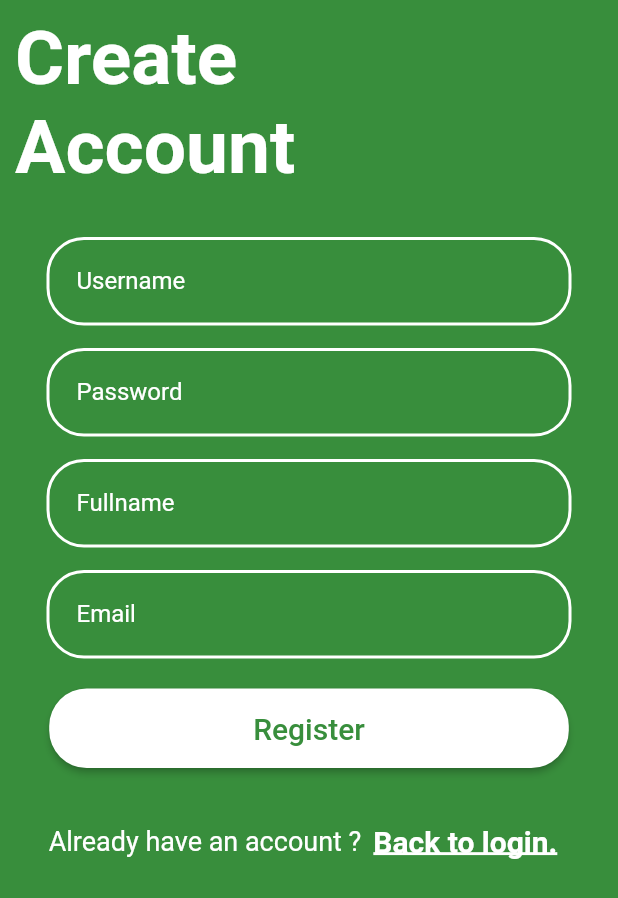
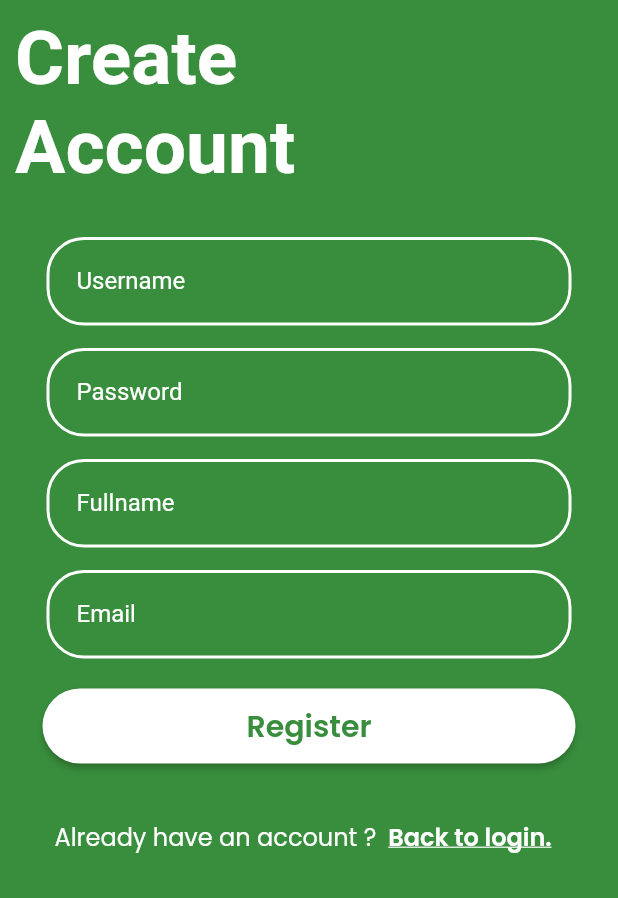
Before and after one commit to kotic03062543/MiniProjeckPlant, a Flutter app: the LoginRegis screen opened directly, after a tap on "Sign up", on a phone screen of 412 x 824 dp. Shown: the top 898 px of the screen. Run offline on Flutter 3.47's test engine with Material 2 defaults, Android fonts, the phone set to English and light mode, and no system bars; our stand-ins replace animated_splash_screen, dots_indicator, fluttertoast, font_awesome_flutter, form_field_validator, get and 5 more; Roboto replaces fonts that are missing (Kanit).

Commit message:
modify login regis page

```diff
--- a/lib/login_register_home/getstarted.dart
+++ b/lib/login_register_home/getstarted.dart
@@ -1,9 +1,8 @@
 // ignore_for_file: prefer_const_constructors
 
 import 'package:flutter/material.dart';
+import 'package:google_fonts/google_fonts.dart';
 import 'login_regis.dart';
-
-
 
 class HomeScreen extends StatefulWidget {
   const HomeScreen({Key? key}) : super(key: key);
@@ -22,7 +21,7 @@ class _HomeScreenState extends State<HomeScreen> {
       body: Container(
         decoration: BoxDecoration(
           image: DecorationImage(
-            image: AssetImage('images/2.png'),
+            image: AssetImage('images/hasan-almasi.jpg'),
             fit: BoxFit.cover,
           ),
         ),
@@ -66,7 +65,10 @@ class _HomeScreenState extends State<HomeScreen> {
                     ),
                     label: Text(
                       'Get Started',
-                      style: TextStyle(fontSize: 24, color: Colors.black),
+                      style: GoogleFonts.poppins(
+                        fontSize: 24,
+                        fontWeight: FontWeight.w700,
+                        color: Colors.grey[850]),
                     ),
                   ),
                 )
--- a/lib/login_register_home/login_regis.dart
+++ b/lib/login_register_home/login_regis.dart
@@ -1,4 +1,4 @@
-// ignore_for_file: prefer_const_constructors, use_build_context_synchronously
+// ignore_for_file: prefer_const_constructors, use_build_context_synchronously, sort_child_properties_last
 
 import 'package:flutter/material.dart';
 import 'package:flutter/src/foundation/key.dart';
@@ -171,7 +171,7 @@ class _loginState extends State<LoginRegis> {
                       controller: formusersname,
                       style: TextStyle(color: Colors.white),
                       decoration: InputDecoration(
-                        labelText: 'User name',
+                        labelText: 'Username',
                         labelStyle: Input,
                         contentPadding: EdgeInsets.all(20),
                         enabledBorder: OutlineInputBorder(
@@ -201,7 +201,7 @@ class _loginState extends State<LoginRegis> {
                       obscureText: true,
                       style: TextStyle(color: Colors.white),
                       decoration: InputDecoration(
-                        labelText: 'password',
+                        labelText: 'Password',
                         labelStyle: Input,
                         contentPadding: EdgeInsets.all(20),
                         enabledBorder: OutlineInputBorder(
@@ -226,8 +226,12 @@ class _loginState extends State<LoginRegis> {
                 TextButton(
                   onPressed: () {},
                   child: Text(
-                    'Forget password?',
-                    style: Chike,
+                    'Forget Password?',
+                    style: GoogleFonts.poppins(
+                        fontSize: 20,
+                        fontWeight: FontWeight.w600,
+                        color: Colors.white,
+                        decoration: TextDecoration.underline),
                   ),
                 ),
                 SizedBox(
@@ -242,9 +246,8 @@ class _loginState extends State<LoginRegis> {
                           {checkLogin(formusersname.text, formpassword.text)},
                       child: Text(
                         'Login',
-                        style: TextStyle(
-                          fontSize: 20,
-                        ),
+                        style: GoogleFonts.poppins(
+                            fontSize: 20, fontWeight: FontWeight.w600),
                       ),
                       style: ElevatedButton.styleFrom(
                         primary: Color.fromARGB(255, 255, 255, 255),
@@ -264,22 +267,30 @@ class _loginState extends State<LoginRegis> {
                     mainAxisAlignment: MainAxisAlignment.center,
                     children: [
                       Text(
-                        'Don’t have account yet?',
-                        style: GoogleFonts.kanit(
+                        'Don’t have account yet ?',
+                        style: GoogleFonts.poppins(
                             color: Colors.white, fontSize: 15),
                       ),
                       TextButton(
-                          onPressed: () {
-                            Navigator.push(context, MaterialPageRoute(
+                        onPressed: () {
+                          Navigator.push(
+                            context,
+                            MaterialPageRoute(
                               builder: (context) {
                                 return register();
                               },
-                            ));
-                          },
-                          child: Text(
-                            'Sign up',
-                            style: Chike,
-                          )),
+                            ),
+                          );
+                        },
+                        child: Text(
+                          'Sign up',
+                          style: GoogleFonts.poppins(
+                              decoration: TextDecoration.underline,
+                              color: Colors.white,
+                              fontSize: 18,
+                              fontWeight: FontWeight.w600),
+                        ),
+                      ),
                     ],
                   ),
                 )
@@ -547,12 +558,13 @@ class _registerState extends State<register> {
                         ),
                         child: Container(
                           padding: EdgeInsets.symmetric(
-                              horizontal: 120, vertical: 15),
+                              horizontal: 120, vertical: 10),
                           child: Text(
                             "Register",
-                            style: TextStyle(
+                            style: GoogleFonts.poppins(
                               color: AppColors.maincolor,
                               fontSize: 20,
+                              fontWeight: FontWeight.w600
                             ),
                           ),
                         ),
@@ -570,7 +582,7 @@ class _registerState extends State<register> {
                             Text(
                               'Already have an account ?',
                               style:
-                                  TextStyle(color: Colors.white, fontSize: 18),
+                                  GoogleFonts.poppins(color: Colors.white, fontSize: 16),
                             ),
                             TextButton(
                                 onPressed: () {
@@ -582,8 +594,13 @@ class _registerState extends State<register> {
                                 },
                                 child: Text(
                                   'Back to login.',
-                                  style: Chike,
-                                )),
+                                  style: GoogleFonts.poppins(
+                                    decoration: TextDecoration.underline,
+                                    color: Colors.white,
+                                    fontSize: 16,
+                                    fontWeight: FontWeight.w600
+                                  ),
+                                ),),
                           ],
                         ),
                       ),
--- a/lib/main.dart
+++ b/lib/main.dart
@@ -31,7 +31,7 @@ class MyApp extends StatelessWidget {
 
       // home: HomeScreen(),
       // home: HomeScreen(),
-      home: TrackOrder(),
+      home: LoginRegis(),
       // home: PopularPlantDetail(),
       // home: LoginRegis(),
     );
```
Also changed, not shown: lib/profile/track_order.dart (+0 -18 lines), images/hasan-almasi.jpg (added), images/nagy-arnold.jpg (added), images/ren-ran.jpg (added).
